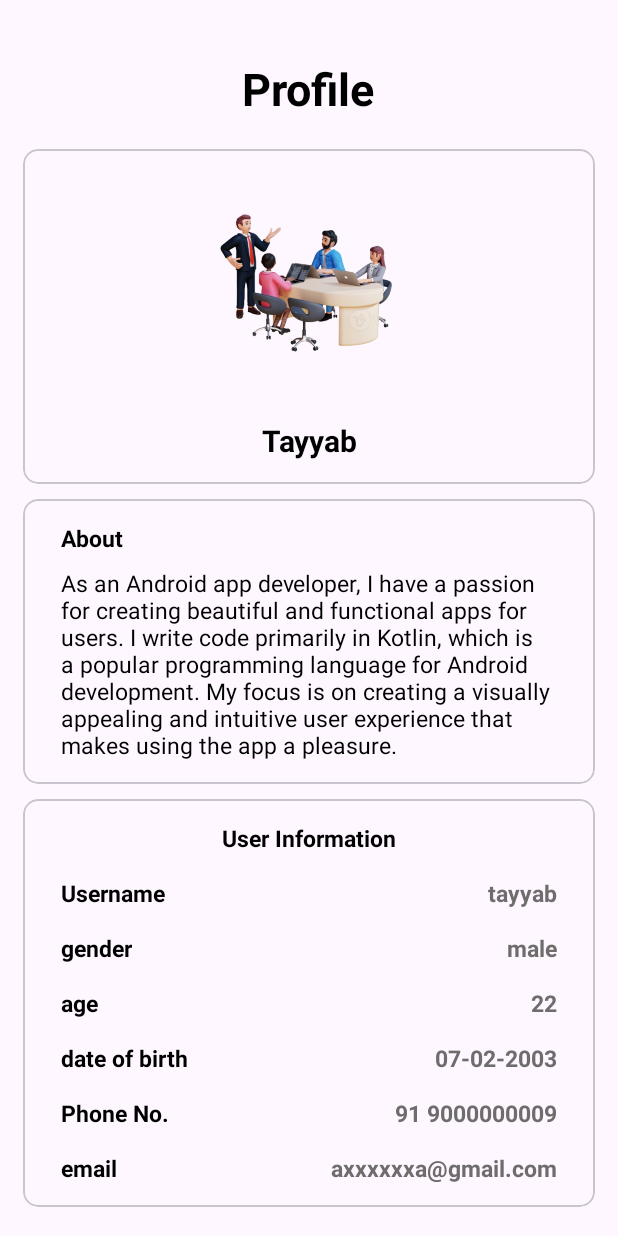
After one commit to TayyabNadeem1/Travel-Buddy-Android-App-, an Android app: the ProfileActivity screen opened directly, with no data from a screen before it, on a phone screen of 412 x 824 dp. The commit adds this screen. Run offline under Robolectric (Android 15) with nearby library versions, the phone set to English and light mode, and no system bars.

```diff
--- a/app/src/main/AndroidManifest.xml
+++ b/app/src/main/AndroidManifest.xml
@@ -12,6 +12,9 @@
         android:supportsRtl="true"
         android:theme="@style/Theme.TravelBuddy"
         tools:targetApi="31">
+        <activity
+            android:name=".ProfileActivity"
+            android:exported="false" />
         <activity
             android:name=".testing"
             android:exported="false" />
--- a/app/src/main/java/com/example/travel_buddy/AddPost.java
+++ b/app/src/main/java/com/example/travel_buddy/AddPost.java
@@ -78,7 +78,7 @@ public class AddPost extends AppCompatActivity {
                                     Bitmap bitmap = BitmapFactory.decodeStream(inputStream);
                                     riProfilePic.setImageBitmap(bitmap);
                                     tvAddImage.setVisibility(View.GONE);
-                                    encodedImage = FeedAdapter.encodeImage(bitmap);
+                                    //encodedImage = FeedAdapter.encodeImage(bitmap);
                                 }
                             } catch (FileNotFoundException e) {
                                 e.printStackTrace();
--- /dev/null
+++ b/app/src/main/java/com/example/travel_buddy/ProfileActivity.java
@@ -0,0 +1,20 @@
+package com.example.travel_buddy;
+
+import android.os.Bundle;
+
+import androidx.activity.EdgeToEdge;
+import androidx.appcompat.app.AppCompatActivity;
+import androidx.core.graphics.Insets;
+import androidx.core.view.ViewCompat;
+import androidx.core.view.WindowInsetsCompat;
+
+public class ProfileActivity extends AppCompatActivity {
+
+    @Override
+    protected void onCreate(Bundle savedInstanceState) {
+        super.onCreate(savedInstanceState);
+        EdgeToEdge.enable(this);
+        setContentView(R.layout.activity_profile);
+
+    }
+}
--- /dev/null
+++ b/app/src/main/res/anim/anim_two.xml
@@ -0,0 +1,4 @@
+<?xml version="1.0" encoding="utf-8"?>
+<set xmlns:android="http://schemas.android.com/apk/res/android">
+
+</set>
--- /dev/null
+++ b/app/src/main/res/drawable/ic_back.xml
@@ -0,0 +1,5 @@
+<vector xmlns:android="http://schemas.android.com/apk/res/android" android:autoMirrored="true" android:height="24dp" android:tint="#000000" android:viewportHeight="24" android:viewportWidth="24" android:width="24dp">
+
+    <path android:fillColor="@android:color/white" android:pathData="M20,11H7.83l5.59,-5.59L12,4l-8,8 8,8 1.41,-1.41L7.83,13H20v-2z"/>
+
+</vector>
--- /dev/null
+++ b/app/src/main/res/drawable/ic_search.xml
@@ -0,0 +1,5 @@
+<vector xmlns:android="http://schemas.android.com/apk/res/android" android:height="24dp" android:tint="#000000" android:viewportHeight="24" android:viewportWidth="24" android:width="24dp">
+
+    <path android:fillColor="@android:color/white" android:pathData="M18,11v2h4v-2h-4zM16,17.61c0.96,0.71 2.21,1.65 3.2,2.39 0.4,-0.53 0.8,-1.07 1.2,-1.6 -0.99,-0.74 -2.24,-1.68 -3.2,-2.4 -0.4,0.54 -0.8,1.08 -1.2,1.61zM20.4,5.6c-0.4,-0.53 -0.8,-1.07 -1.2,-1.6 -0.99,0.74 -2.24,1.68 -3.2,2.4 0.4,0.53 0.8,1.07 1.2,1.6 0.96,-0.72 2.21,-1.65 3.2,-2.4zM4,9c-1.1,0 -2,0.9 -2,2v2c0,1.1 0.9,2 2,2h1v4h2v-4h1l5,3L13,6L8,9L4,9zM15.5,12c0,-1.33 -0.58,-2.53 -1.5,-3.35v6.69c0.92,-0.81 1.5,-2.01 1.5,-3.34z"/>
+
+</vector>
--- /dev/null
+++ b/app/src/main/res/layout/activity_profile.xml
@@ -0,0 +1,284 @@
+<?xml version="1.0" encoding="utf-8"?>
+<ScrollView xmlns:android="http://schemas.android.com/apk/res/android"
+    xmlns:tools="http://schemas.android.com/tools"
+    android:layout_width="match_parent"
+    android:layout_height="match_parent"
+    xmlns:app="http://schemas.android.com/apk/res-auto"
+    tools:context=".MainActivity">
+
+    <LinearLayout
+        android:layout_width="match_parent"
+        android:layout_height="match_parent"
+        android:orientation="vertical"
+        android:layout_gravity="center_vertical"
+        android:layout_marginTop="10dp"
+        android:padding="15dp">
+
+        <TextView
+            android:layout_width="wrap_content"
+            android:layout_height="wrap_content"
+            android:text="Profile"
+            android:textStyle="bold"
+            android:textSize="30sp"
+            android:layout_gravity="center"
+            android:textColor="@color/black"/>
+
+        <com.google.android.material.card.MaterialCardView
+            android:layout_width="match_parent"
+            android:layout_height="wrap_content"
+            app:cardCornerRadius="10dp"
+            android:layout_marginTop="20dp">
+
+            <LinearLayout
+                android:layout_width="match_parent"
+                android:layout_height="wrap_content"
+                android:orientation="vertical"
+                android:layout_marginTop="0dp"
+                android:padding="15dp">
+
+                <com.google.android.material.imageview.ShapeableImageView
+                    android:layout_width="150dp"
+                    android:layout_height="150dp"
+                    android:layout_gravity="center"
+                    android:src="@drawable/login"/>
+                <LinearLayout
+                    android:layout_width="wrap_content"
+                    android:layout_height="wrap_content"
+                    android:layout_gravity="center"
+                    android:layout_marginTop="15dp"
+                    android:orientation="horizontal">
+
+                    <TextView
+                        android:layout_width="wrap_content"
+                        android:layout_height="wrap_content"
+                        android:text="Tayyab"
+                        android:textAlignment="center"
+                        android:textSize="20sp"
+                        android:textColor="@color/black"
+                        android:textStyle="bold"/>
+
+                </LinearLayout>
+            </LinearLayout>
+
+        </com.google.android.material.card.MaterialCardView>
+
+        <com.google.android.material.card.MaterialCardView
+            android:layout_width="match_parent"
+            android:layout_height="wrap_content"
+            android:layout_marginTop="10dp"
+            app:cardCornerRadius="10dp">
+
+            <LinearLayout
+                android:layout_width="match_parent"
+                android:layout_height="wrap_content"
+                android:orientation="vertical"
+                android:padding="15dp">
+                <RelativeLayout
+                    android:layout_width="match_parent"
+                    android:layout_height="wrap_content"
+                    android:layout_marginStart="10dp"
+                    android:layout_marginEnd="10dp">
+                    <TextView
+                        android:layout_width="wrap_content"
+                        android:layout_height="wrap_content"
+                        android:textColor="@color/black"
+                        android:text="About"
+                        android:textSize="15sp"
+                        android:layout_alignParentStart="true"
+                        android:textStyle="bold"/>
+
+                    <TextView
+                        android:layout_width="wrap_content"
+                        android:layout_height="wrap_content"
+                        android:layout_marginTop="30dp"
+                        android:textColor="@color/black"
+                        android:text="As an Android app developer, I have a passion for creating beautiful and functional apps for users. I write code primarily in Kotlin, which is a popular programming language for Android development. My focus is on creating a visually appealing and intuitive user experience that makes using the app a pleasure."
+
+                        android:textSize="15sp"
+                        android:layout_alignParentStart="true" />
+                </RelativeLayout>
+
+            </LinearLayout>
+
+        </com.google.android.material.card.MaterialCardView>
+
+        <com.google.android.material.card.MaterialCardView
+            android:layout_width="match_parent"
+            android:layout_height="wrap_content"
+            android:layout_marginTop="10dp"
+            app:cardCornerRadius="10dp">
+
+            <LinearLayout
+                android:layout_width="match_parent"
+                android:layout_height="wrap_content"
+                android:orientation="vertical"
+                android:padding="15dp">
+
+                <RelativeLayout
+                    android:layout_width="match_parent"
+                    android:layout_height="wrap_content"
+                    android:gravity="center">
+                    <TextView
+                        android:layout_width="wrap_content"
+                        android:layout_height="wrap_content"
+                        android:textColor="@color/black"
+                        android:text="User Information"
+                        android:textSize="15sp"
+                        android:layout_alignParentStart="true"
+                        android:textStyle="bold"/>
+                </RelativeLayout>
+
+                <RelativeLayout
+                    android:layout_width="match_parent"
+                    android:layout_height="wrap_content"
+                    android:layout_marginStart="10dp"
+                    android:layout_marginEnd="10dp"
+                    android:layout_marginTop="15dp">
+                    <TextView
+                        android:layout_width="wrap_content"
+                        android:layout_height="wrap_content"
+                        android:textColor="@color/black"
+                        android:text="Username"
+
+                        android:textSize="15sp"
+                        android:layout_alignParentStart="true"
+                        android:textStyle="bold"/>
+                    <TextView
+                        android:layout_width="wrap_content"
+                        android:layout_height="wrap_content"
+                        android:textColor="#6E6C6C"
+                        android:text="tayyab"
+                        android:textSize="15sp"
+                        android:layout_alignParentEnd="true"
+                        android:textStyle="bold"/>
+                </RelativeLayout>
+
+                <RelativeLayout
+                    android:layout_width="match_parent"
+                    android:layout_height="wrap_content"
+                    android:layout_marginTop="15dp"
+                    android:layout_marginStart="10dp"
+                    android:layout_marginEnd="10dp">
+                    <TextView
+                        android:layout_width="wrap_content"
+                        android:layout_height="wrap_content"
+                        android:textColor="@color/black"
+                        android:text="gender"
+                        android:textSize="15sp"
+                        android:layout_alignParentStart="true"
+                        android:textStyle="bold"/>
+                    <TextView
+                        android:layout_width="wrap_content"
+                        android:layout_height="wrap_content"
+                        android:textColor="#6E6C6C"
+                        android:text="male"
+
+                        android:textSize="15sp"
+                        android:layout_alignParentEnd="true"
+                        android:textStyle="bold"/>
+                </RelativeLayout>
+
+                <RelativeLayout
+                    android:layout_width="match_parent"
+                    android:layout_height="wrap_content"
+                    android:layout_marginTop="15dp"
+                    android:layout_marginStart="10dp"
+                    android:layout_marginEnd="10dp">
+                    <TextView
+                        android:layout_width="wrap_content"
+                        android:layout_height="wrap_content"
+                        android:textColor="@color/black"
+                        android:text="age"
+                        android:textSize="15sp"
+                        android:layout_alignParentStart="true"
+                        android:textStyle="bold"/>
+                    <TextView
+                        android:layout_width="wrap_content"
+                        android:layout_height="wrap_content"
+                        android:textColor="#6E6C6C"
+                        android:text="22"
+                        android:textSize="15sp"
+                        android:layout_alignParentEnd="true"
+                        android:textStyle="bold"/>
+                </RelativeLayout>
+
+                <RelativeLayout
+                    android:layout_width="match_parent"
+                    android:layout_height="wrap_content"
+                    android:layout_marginTop="15dp"
+                    android:layout_marginStart="10dp"
+                    android:layout_marginEnd="10dp">
+                    <TextView
+                        android:layout_width="wrap_content"
+                        android:layout_height="wrap_content"
+                        android:textColor="@color/black"
+                        android:text="date of birth"
+                        android:textSize="15sp"
+                        android:layout_alignParentStart="true"
+                        android:textStyle="bold"/>
+                    <TextView
+                        android:layout_width="wrap_content"
+                        android:layout_height="wrap_content"
+                        android:textColor="#6E6C6C"
+                        android:text="07-02-2003"
+
+                        android:textSize="15sp"
+                        android:layout_alignParentEnd="true"
+                        android:textStyle="bold"/>
+                </RelativeLayout>
+
+                <RelativeLayout
+                    android:layout_width="match_parent"
+                    android:layout_height="wrap_content"
+                    android:layout_marginTop="15dp"
+                    android:layout_marginStart="10dp"
+                    android:layout_marginEnd="10dp">
+                    <TextView
+                        android:layout_width="wrap_content"
+                        android:layout_height="wrap_content"
+                        android:textColor="@color/black"
+                        android:text="Phone No."
+
+                        android:textSize="15sp"
+                        android:layout_alignParentStart="true"
+                        android:textStyle="bold"/>
+                    <TextView
+                        android:layout_width="wrap_content"
+                        android:layout_height="wrap_content"
+                        android:textColor="#6E6C6C"
+                        android:text="91 9000000009"
+                        android:textSize="15sp"
+                        android:layout_alignParentEnd="true"
+                        android:textStyle="bold"/>
+                </RelativeLayout>
+
+                <RelativeLayout
+                    android:layout_width="match_parent"
+                    android:layout_height="wrap_content"
+                    android:layout_marginTop="15dp"
+                    android:layout_marginStart="10dp"
+                    android:layout_marginEnd="10dp">
+                    <TextView
+                        android:layout_width="wrap_content"
+                        android:layout_height="wrap_content"
+                        android:textColor="@color/black"
+                        android:text="email"
+                        android:textSize="15sp"
+                        android:layout_alignParentStart="true"
+                        android:textStyle="bold"/>
+                    <TextView
+                        android:layout_width="wrap_content"
+                        android:layout_height="wrap_content"
+                        android:textColor="#6E6C6C"
+                        android:text="axxxxxxa@gmail.com"
+                        android:textSize="15sp"
+                        android:layout_alignParentEnd="true"
+                        android:textStyle="bold"/>
+                </RelativeLayout>
+            </LinearLayout>
+
+        </com.google.android.material.card.MaterialCardView>
+
+    </LinearLayout>
+
+</ScrollView>
--- a/app/src/main/res/values/colors.xml
+++ b/app/src/main/res/values/colors.xml
@@ -7,4 +7,5 @@
     <color name="purple_700">#FF018786</color>
     <color name="Lavender">#8692f7</color>
     <color name="red">#FF0000</color>
+    <color name="light_purple">#eaddff</color>
 </resources>
```
Also changed, not shown: app/src/main/java/com/example/travel_buddy/FeedAdapter.java (+56 -28 lines), app/src/main/java/com/example/travel_buddy/FeedDisplay.java (+42 -18 lines), app/src/main/res/anim/anim_one.xml (added, +16 -0 lines), app/src/main/res/drawable/ic_profile.xml (added, +9 -0 lines), app/src/main/res/layout/activity_feed_design.xml (+2 -11 lines), app/src/main/res/layout/activity_feed_display.xml (+29 -4 lines), app/src/main/res/menu/searchmenu.xml (added, +9 -0 lines).
